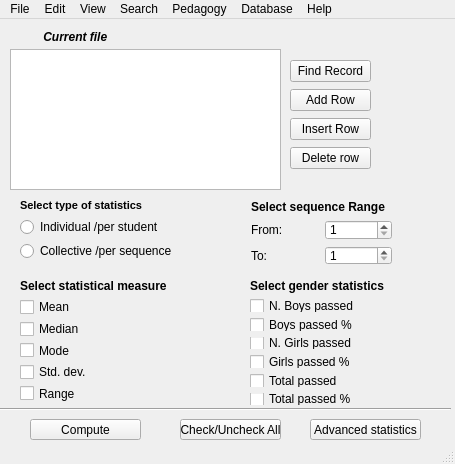
Old version of the form UIs/Class_Insights_scores.ui in the repository Forwah2023/Classsroom-Insights.
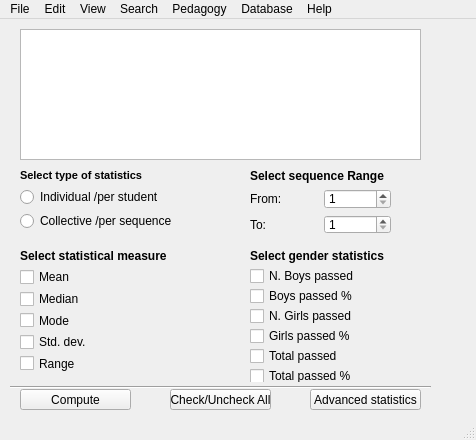
New version of the form. Icons and pictures are not drawn.

Commit message:
added message boxes and toolbar
Added toolbar and moved four buttons to it. Also implemented a message box to confirm delete in Db manager. Removed label previously used for display in Mainwindow and moved them to status bar of Qmainwindow

Patch:
```diff
--- a/UIs/Class_Insights_scores.ui
+++ b/UIs/Class_Insights_scores.ui
@@ -6,8 +6,8 @@
    <rect>
     <x>0</x>
     <y>0</y>
-    <width>455</width>
-    <height>464</height>
+    <width>476</width>
+    <height>440</height>
    </rect>
   </property>
   <property name="windowTitle">
@@ -21,38 +21,18 @@
    <widget class="QTableWidget" name="tableWidgetMain">
     <property name="geometry">
      <rect>
-      <x>10</x>
-      <y>30</y>
-      <width>271</width>
-      <height>141</height>
-     </rect>
-    </property>
-   </widget>
-   <widget class="QLabel" name="label_curr_file">
-    <property name="geometry">
-     <rect>
-      <x>10</x>
+      <x>20</x>
       <y>10</y>
-      <width>271</width>
-      <height>16</height>
+      <width>401</width>
+      <height>131</height>
      </rect>
     </property>
-    <property name="font">
-     <font>
-      <weight>75</weight>
-      <italic>true</italic>
-      <bold>true</bold>
-     </font>
-    </property>
-    <property name="text">
-     <string>          Current file</string>
-    </property>
    </widget>
    <widget class="QPushButton" name="pushButtonComp">
     <property name="geometry">
      <rect>
-      <x>30</x>
-      <y>400</y>
+      <x>20</x>
+      <y>370</y>
       <width>111</width>
       <height>21</height>
      </rect>
@@ -69,7 +49,7 @@
     <property name="geometry">
      <rect>
       <x>310</x>
-      <y>400</y>
+      <y>370</y>
       <width>111</width>
       <height>21</height>
      </rect>
@@ -81,39 +61,21 @@
    <widget class="Line" name="line_2">
     <property name="geometry">
      <rect>
-      <x>0</x>
-      <y>380</y>
-      <width>451</width>
-      <height>21</height>
+      <x>10</x>
+      <y>360</y>
+      <width>421</width>
+      <height>16</height>
      </rect>
     </property>
     <property name="orientation">
      <enum>Qt::Horizontal</enum>
     </property>
    </widget>
-   <widget class="QLabel" name="label_misc">
-    <property name="geometry">
-     <rect>
-      <x>310</x>
-      <y>0</y>
-      <width>141</width>
-      <height>20</height>
-     </rect>
-    </property>
-    <property name="font">
-     <font>
-      <italic>true</italic>
-     </font>
-    </property>
-    <property name="text">
-     <string/>
-    </property>
-   </widget>
    <widget class="QWidget" name="layoutWidget">
     <property name="geometry">
      <rect>
       <x>20</x>
-      <y>260</y>
+      <y>230</y>
       <width>161</width>
       <height>122</height>
      </rect>
@@ -225,7 +187,7 @@
     <property name="geometry">
      <rect>
       <x>20</x>
-      <y>180</y>
+      <y>150</y>
       <width>161</width>
       <height>61</height>
      </rect>
@@ -288,9 +250,9 @@
     <property name="geometry">
      <rect>
       <x>250</x>
-      <y>260</y>
+      <y>230</y>
       <width>171</width>
-      <height>126</height>
+      <height>133</height>
      </rect>
     </property>
     <layout class="QGridLayout" name="gridLayout_BR">
@@ -425,8 +387,8 @@
    <widget class="QWidget" name="layoutWidget">
     <property name="geometry">
      <rect>
-      <x>251</x>
-      <y>181</y>
+      <x>250</x>
+      <y>150</y>
       <width>141</width>
       <height>65</height>
      </rect>
@@ -514,8 +476,8 @@
    <widget class="QPushButton" name="pushButtoncheck_uncheck">
     <property name="geometry">
      <rect>
-      <x>180</x>
-      <y>400</y>
+      <x>170</x>
+      <y>370</y>
       <width>101</width>
       <height>21</height>
      </rect>
@@ -524,69 +486,13 @@
      <string>Check/Uncheck All</string>
     </property>
    </widget>
-   <widget class="QWidget" name="layoutWidget">
-    <property name="geometry">
-     <rect>
-      <x>290</x>
-      <y>40</y>
-      <width>81</width>
-      <height>111</height>
-     </rect>
-    </property>
-    <layout class="QVBoxLayout" name="verticalLayout">
-     <item>
-      <widget class="QPushButton" name="pushButtonFind_Rec">
-       <property name="text">
-        <string>Find Record</string>
-       </property>
-       <property name="icon">
-        <iconset resource="../Resources/resources.qrc">
-         <normaloff>:/icons/search.png</normaloff>:/icons/search.png</iconset>
-       </property>
-      </widget>
-     </item>
-     <item>
-      <widget class="QPushButton" name="pushButton_Add_Rec">
-       <property name="text">
-        <string>Add Row</string>
-       </property>
-       <property name="icon">
-        <iconset resource="../Resources/resources.qrc">
-         <normaloff>:/icons/DbaseAdd.png</normaloff>:/icons/DbaseAdd.png</iconset>
-       </property>
-      </widget>
-     </item>
-     <item>
-      <widget class="QPushButton" name="pushButtonInsert">
-       <property name="text">
-        <string>Insert Row</string>
-       </property>
-       <property name="icon">
-        <iconset resource="../Resources/resources.qrc">
-         <normaloff>:/icons/Insertrow.png</normaloff>:/icons/Insertrow.png</iconset>
-       </property>
-      </widget>
-     </item>
-     <item>
-      <widget class="QPushButton" name="pushButtonDel">
-       <property name="text">
-        <string>Delete row</string>
-       </property>
-       <property name="icon">
-        <iconset resource="../Resources/resources.qrc">
-         <normaloff>:/icons/Deleterow.png</normaloff>:/icons/Deleterow.png</iconset>
-       </property>
-      </widget>
-     </item>
-    </layout>
-   </widget>
   </widget>
   <widget class="QMenuBar" name="menubar">
    <property name="geometry">
     <rect>
      <x>0</x>
      <y>0</y>
-     <width>455</width>
+     <width>476</width>
      <height>18</height>
     </rect>
    </property>
```
Left out of the diff: 98 changed lines with no effect on the pictures. The commit also changes 4 other files.
